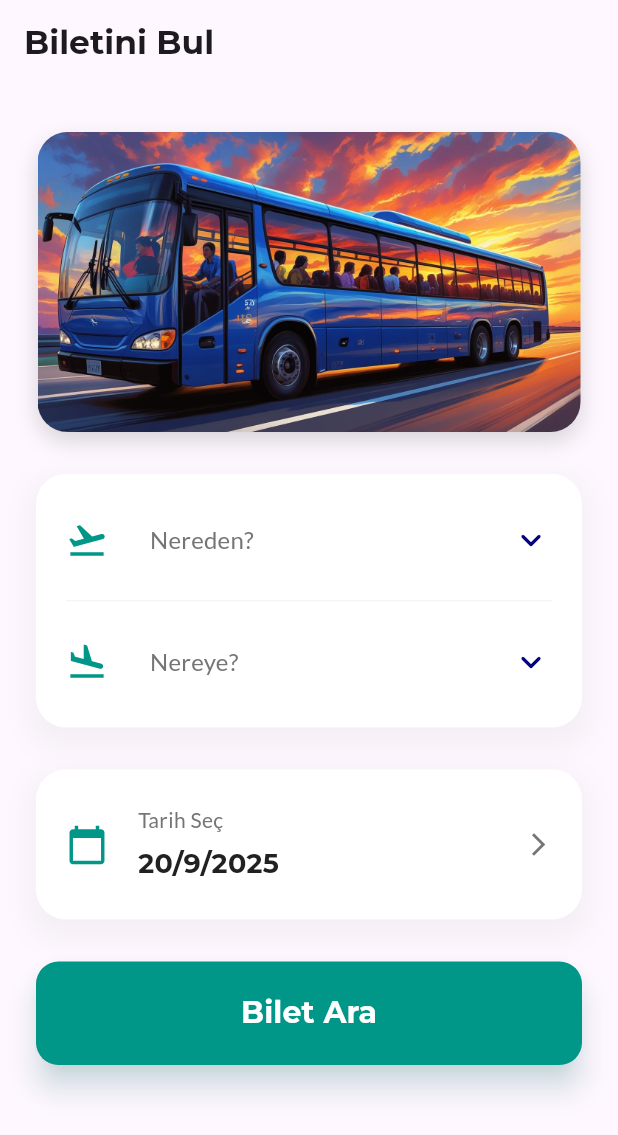
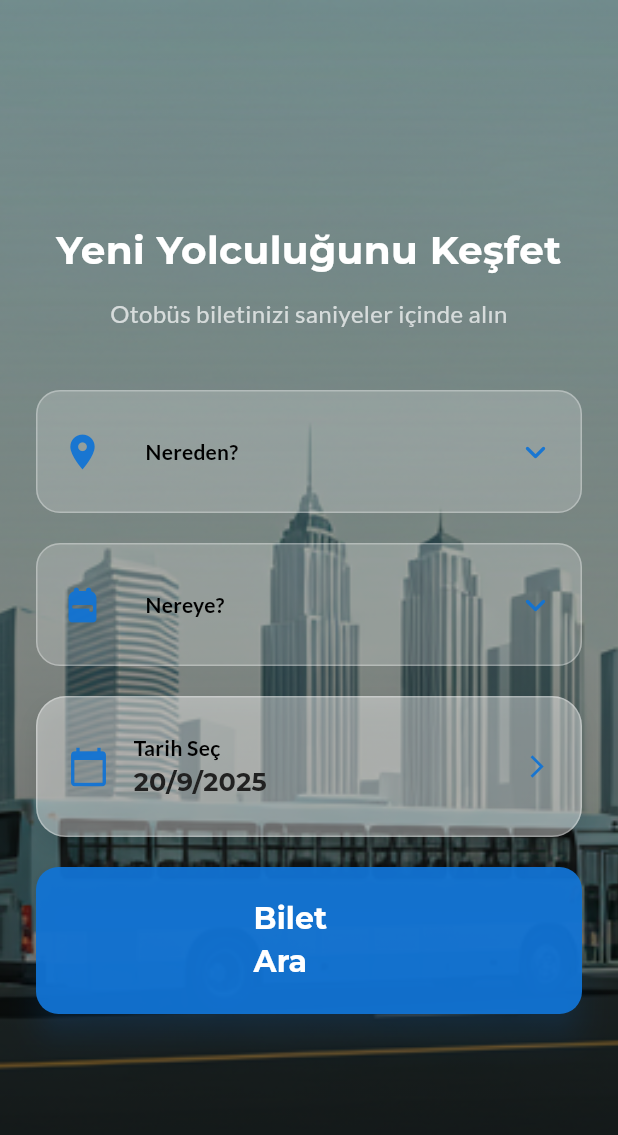
Before and after one commit to sedanuryavuz/biletim_app, a Flutter app: the screen it shows after launch, on a phone screen of 412 x 824 dp. Shown: the top 1135 px of the screen. Run offline on Flutter 3.47's test engine with Material 3 defaults, Android fonts, the phone set to English and light mode, and no system bars; drawn by our look-alikes of dropdown_button2; our stand-ins replace google_fonts, lottie.

Commit message:
update search screen UI

```diff
--- a/lib/core/constants/app_colors.dart
+++ b/lib/core/constants/app_colors.dart
@@ -9,6 +9,8 @@ class AppColors {
   static const Color textPrimary = Color(0xFF212121);
   static const Color textSecondary = Color(0xFF757575);
   static const Color white = Color(0xFFFFFFFF);
+  static const Color black = Color(0xFF000000);
+  static const Color button = Color(0xF01173d4);
   static final Color white70 = Colors.white.withOpacity(0.7);
 
 }
--- a/lib/core/constants/app_text_styles.dart
+++ b/lib/core/constants/app_text_styles.dart
@@ -15,10 +15,32 @@ class AppTextStyles {
     fontSize: 20,
     color: AppColors.white70,
   );
+  static final TextStyle headerText = GoogleFonts.montserrat(
+    fontSize: 26,
+    fontWeight: FontWeight.bold,
+    color: AppColors.white,
+  );
+  static final TextStyle headerBottomText = GoogleFonts.lato(
+    fontSize: 16,
+    fontWeight: FontWeight.w400,
+    color: AppColors.white70,
+  );
+
+  static final TextStyle inputText = GoogleFonts.lato(
+    fontSize: 14,
+    fontWeight: FontWeight.bold,
+    color: AppColors.black,
+  );
+  static final TextStyle selectedText = GoogleFonts.montserrat(
+    fontSize: 17,
+    fontWeight: FontWeight.bold,
+    color: AppColors.textPrimary,
+  );
   static TextStyle hintText({Color? color, double fontSize = 16}) {
     return GoogleFonts.lato(
       color: color ?? AppColors.textSecondary,
       fontSize: fontSize,
     );
+
   }
 }
--- a/lib/core/enums/assets/app_images.dart
+++ b/lib/core/enums/assets/app_images.dart
@@ -1,7 +1,8 @@
 enum AppImages{
   busIcon('assets/lotties/bus.json'),
   bus1('assets/images/bus1.jpg'),
-  bus2('assets/images/bus2.jpg')
+  bus2('assets/images/bus2.jpg'),
+  bg('assets/images/bg.png')
   ;
 
 
--- a/lib/features/search/presentation/search_page.dart
+++ b/lib/features/search/presentation/search_page.dart
@@ -1,10 +1,10 @@
+import 'package:biletim_app/core/constants/app_text_styles.dart';
 import 'package:biletim_app/features/search/widgets/location_input_widget.dart';
 import 'package:biletim_app/features/search/widgets/search_button.dart';
 import 'package:biletim_app/features/search/widgets/date_selection_widget.dart';
 import 'package:flutter/material.dart';
-import 'package:google_fonts/google_fonts.dart';
 
-import '../widgets/search_header_image_widget.dart';
+import '../widgets/background_image.dart';
 
 class SearchPage extends StatefulWidget {
   const SearchPage({super.key});
@@ -19,35 +19,43 @@ class _SearchPageState extends State<SearchPage> {
   @override
   Widget build(BuildContext context) {
     return Scaffold(
-      appBar: AppBar(
-        title: Text(
-          'Biletini Bul',
-          style: GoogleFonts.montserrat(fontWeight: FontWeight.w700),
+      extendBodyBehindAppBar: true,
+      body: Stack(
+        children: [
+          const BackgroundImage(),
+          Center(
+            child: SingleChildScrollView(
+              padding: const EdgeInsets.symmetric(horizontal: 24.0),
+              child: Column(
+                crossAxisAlignment: CrossAxisAlignment.center,
+                children: [
+                  Text(
+                    "Yeni Yolculuğunu Keşfet",
+                    textAlign: TextAlign.center,
+                    style: AppTextStyles.headerText,
                   ),
-        centerTitle: false,
+                  const SizedBox(height: 12),
+                  Text(
+                    "Otobüs biletinizi saniyeler içinde alın",
+                    textAlign: TextAlign.center,
+                    style: AppTextStyles.headerBottomText,
                   ),
-      body: SingleChildScrollView(
-        padding: const EdgeInsets.all(24.0),
-        child: Column(
-          crossAxisAlignment: CrossAxisAlignment.stretch,
-          children: [
-            const SearchHeaderImage(),
+                  const SizedBox(height: 40),
+                  LocationInput(),
                   const SizedBox(height: 20),
-            const LocationInput(),
-            const SizedBox(height: 28),
-
                   DateSelectionWidget(
                     initialDate: _selectedDate,
                     onDateSelected: (date) {
                       setState(() => _selectedDate = date);
                     },
                   ),
-
-            const SizedBox(height: 28),
+                  const SizedBox(height: 20),
                   const SearchButton(),
-            const SizedBox(height: 48),
                 ],
               ),
+            ),
+          ),
+        ],
       ),
     );
   }
--- /dev/null
+++ b/lib/features/search/widgets/background_image.dart
@@ -0,0 +1,34 @@
+import 'package:flutter/material.dart';
+import 'package:biletim_app/core/enums/assets/app_images.dart';
+
+class BackgroundImage extends StatelessWidget {
+  const BackgroundImage({super.key});
+
+  @override
+  Widget build(BuildContext context) {
+    return Stack(
+      children: [
+        Positioned.fill(
+          child: Image.asset(
+            AppImages.bg.path,
+            fit: BoxFit.cover,
+          ),
+        ),
+        Positioned.fill(
+          child: Container(
+            decoration: BoxDecoration(
+              gradient: LinearGradient(
+                colors: [
+                  Colors.black.withOpacity(0.2),
+                  Colors.black.withOpacity(0.6),
+                ],
+                begin: Alignment.topCenter,
+                end: Alignment.bottomCenter,
+              ),
+            ),
+          ),
+        ),
+      ],
+    );
+  }
+}
--- a/lib/features/search/widgets/date_selection_widget.dart
+++ b/lib/features/search/widgets/date_selection_widget.dart
@@ -1,3 +1,4 @@
+import 'package:biletim_app/core/constants/app_text_styles.dart';
 import 'package:flutter/material.dart';
 import 'package:google_fonts/google_fonts.dart';
 
@@ -8,10 +9,10 @@ class DateSelectionWidget extends StatefulWidget {
   final ValueChanged<DateTime> onDateSelected;
 
   const DateSelectionWidget({
-    Key? key,
+    super.key,
     required this.initialDate,
     required this.onDateSelected,
-  }) : super(key: key);
+  });
 
   @override
   State<DateSelectionWidget> createState() => _DateSelectionWidgetState();
@@ -60,41 +61,38 @@ class _DateSelectionWidgetState extends State<DateSelectionWidget> {
         duration: const Duration(milliseconds: 300),
         padding: const EdgeInsets.symmetric(horizontal: 20, vertical: 24),
         decoration: BoxDecoration(
-          color: AppColors.cardColor,
+          color: Colors.white.withOpacity(0.40),
           borderRadius: BorderRadius.circular(20),
+          border: Border.all(color: Colors.white.withOpacity(0.3), width: 1),
           boxShadow: [
             BoxShadow(
-              color: Colors.grey.withOpacity(0.1),
-              spreadRadius: 5,
-              blurRadius: 15,
-              offset: const Offset(0, 8),
+              color: Colors.black26.withOpacity(0.08),
+              blurRadius: 12,
+              offset: const Offset(0, 6),
             ),
           ],
         ),
+
         child: Row(
           children: [
-            const Icon(Icons.calendar_today, color: AppColors.accent, size: 28),
-            const SizedBox(width: 20),
+            const Icon(Icons.calendar_today, color: AppColors.button, size: 28),
+            const SizedBox(width: 16),
             Column(
               crossAxisAlignment: CrossAxisAlignment.start,
               children: [
-                Text('Tarih Seç',
-                    style: GoogleFonts.lato(
-                        color: AppColors.textSecondary, fontSize: 14)),
-                const SizedBox(height: 6),
+                Text('Tarih Seç', style: AppTextStyles.inputText),
                 Text(
                   '${_selectedDate.day}/${_selectedDate.month}/${_selectedDate.year}',
-                  style: GoogleFonts.montserrat(
-                    fontSize: 18,
-                    fontWeight: FontWeight.bold,
-                    color: AppColors.textPrimary,
-                  ),
+                  style:AppTextStyles.selectedText
                 ),
               ],
             ),
             const Spacer(),
-            const Icon(Icons.arrow_forward_ios,
-                color: AppColors.textSecondary, size: 18),
+            const Icon(
+              Icons.arrow_forward_ios,
+              color: AppColors.button,
+              size: 18,
+            ),
           ],
         ),
       ),
--- a/lib/features/search/widgets/dropdown_field_widget.dart
+++ b/lib/features/search/widgets/dropdown_field_widget.dart
@@ -24,13 +24,13 @@ class DropdownField<T> extends StatelessWidget {
   Widget build(BuildContext context) {
     return Row(
       children: [
-        Icon(icon, color: AppColors.accent, size: 28),
+        Icon(icon, color: AppColors.button, size: 28),
         const SizedBox(width: 16),
         Expanded(
           child: DropdownButtonHideUnderline(
             child: DropdownButton2<T>(
               isExpanded: true,
-              hint: Text(label, style: AppTextStyles.hintText()),
+              hint: Text(label, style: AppTextStyles.inputText),
               value: value,
               items: items.map((T item) {
                 final String text = (item is City)
@@ -51,27 +51,26 @@ class DropdownField<T> extends StatelessWidget {
                       text,
                       style:
                           AppTextStyles.hintText(
-                            color: AppColors.textPrimary,
                           ).copyWith(
-                            fontSize: 16,
                             fontWeight: (item == value)
                                 ? FontWeight.w600
                                 : FontWeight.w400,
-                            color: (item == value)
-                                ? AppColors.primary
-                                : AppColors.textPrimary,
+                            color:  AppColors.textPrimary,
                           ),
                     ),
                   ),
                 );
               }).toList(),
               onChanged: onChanged,
-
               dropdownStyleData: DropdownStyleData(
                 maxHeight: 280,
                 decoration: BoxDecoration(
                   borderRadius: BorderRadius.circular(14),
-                  color: Colors.white,
+                  color: Colors.white.withOpacity(0.90),
+                  border: Border.all(
+                    color: Colors.white.withOpacity(0.3),
+                    width: 1,
+                  ),
                   boxShadow: [
                     BoxShadow(
                       color: Colors.black26.withOpacity(0.08),
@@ -83,10 +82,11 @@ class DropdownField<T> extends StatelessWidget {
                 padding: const EdgeInsets.symmetric(vertical: 6),
               ),
 
+
               iconStyleData: IconStyleData(
                 icon: Icon(
                   Icons.keyboard_arrow_down_rounded,
-                  color: AppColors.primary,
+                  color: AppColors.button,
                 ),
                 iconSize: 28,
               ),
--- a/lib/features/search/widgets/location_input_widget.dart
+++ b/lib/features/search/widgets/location_input_widget.dart
@@ -1,6 +1,5 @@
 import 'package:biletim_app/features/search/enums/city.dart';
 import 'package:flutter/material.dart';
-import '../../../core/constants/app_colors.dart';
 
 import 'dropdown_field_widget.dart';
 
@@ -17,44 +16,46 @@ class _LocationInputState extends State<LocationInput> {
 
   final List<City> _cities = City.values;
 
+  BoxDecoration _boxDecoration() {
+    return BoxDecoration(
+      color: Colors.white.withOpacity(0.20),
+      borderRadius: BorderRadius.circular(16),
+      border: Border.all(
+        color: Colors.white.withOpacity(0.3),
+        width: 1,
+      ),
+    );
+  }
+
   @override
   Widget build(BuildContext context) {
-    return Container(
-      padding: const EdgeInsets.all(20.0),
-      decoration: BoxDecoration(
-        color: AppColors.cardColor,
-        borderRadius: BorderRadius.circular(20),
-        boxShadow: [
-          BoxShadow(
-            color: Colors.grey.withOpacity(0.1),
-            spreadRadius: 5,
-            blurRadius: 15,
-            offset: const Offset(0, 8),
-          ),
-        ],
-      ),
-      child: Column(
-        children: [
-          DropdownField<City>(
+    return Column(
+      children: [
+        Container(
+          padding: const EdgeInsets.all(16.0),
+          decoration: _boxDecoration(),
+          child: DropdownField<City>(
             label: 'Nereden?',
-            icon: Icons.flight_takeoff,
+            icon: Icons.location_on,
             value: _selectedFrom,
             items: _cities,
             onChanged: (value) => setState(() => _selectedFrom = value),
           ),
-          const Padding(
-            padding: EdgeInsets.symmetric(vertical: 16.0),
-            child: Divider(height: 1, color: AppColors.background),
-          ),
-          DropdownField<City>(
+        ),
+        const SizedBox(height: 20),
+
+        Container(
+          padding: const EdgeInsets.all(16.0),
+          decoration: _boxDecoration(),
+          child: DropdownField<City>(
             label: 'Nereye?',
-            icon: Icons.flight_land,
+            icon: Icons.backpack_rounded,
             value: _selectedTo,
             items: _cities,
             onChanged: (value) => setState(() => _selectedTo = value),
           ),
-        ],
-      ),
+        ),
+      ],
     );
   }
 }
--- a/lib/features/search/widgets/search_button.dart
+++ b/lib/features/search/widgets/search_button.dart
@@ -4,7 +4,7 @@ import '../../../core/constants/app_colors.dart';
 
 
 class SearchButton extends StatelessWidget {
-  const SearchButton({Key? key}) : super(key: key);
+  const SearchButton({super.key});
 
   @override
   Widget build(BuildContext context) {
@@ -13,11 +13,11 @@ class SearchButton extends StatelessWidget {
 
       },
       style: ElevatedButton.styleFrom(
-        backgroundColor: AppColors.accent,
-        padding: const EdgeInsets.symmetric(vertical: 20),
+        backgroundColor: AppColors.button,
+        padding: const EdgeInsets.symmetric(vertical: 20,horizontal: 145),
         shape: RoundedRectangleBorder(borderRadius: BorderRadius.circular(15)),
         elevation: 8,
-        shadowColor: AppColors.accent.withOpacity(0.4),
+        shadowColor: AppColors.button.withOpacity(0.4),
       ),
       child: Text(
         'Bilet Ara',
```
Also changed, not shown: assets/images/bg.png (added). Lines whose indentation alone changed are shown as unchanged.
